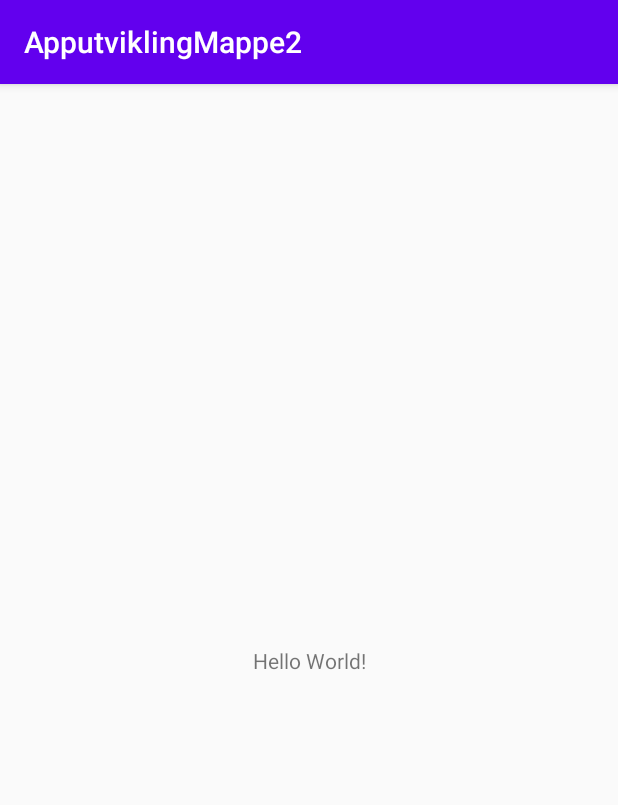
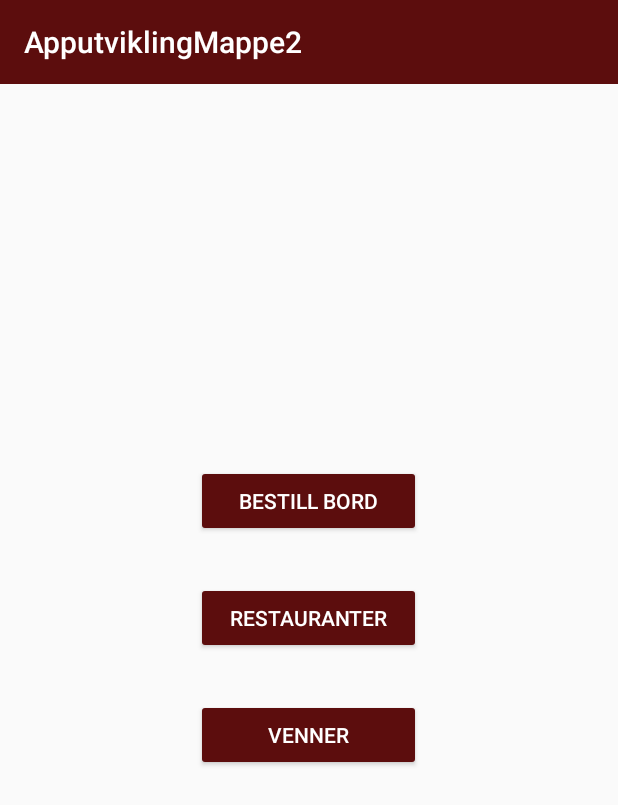
Before and after one commit to WilliamNerem/ApputviklingMappe2, an Android app: the screen it shows after launch (MainActivity), on a phone screen of 412 x 824 dp. Shown: the top 805 px of the screen. Run offline under Robolectric (Android 15) with nearby library versions, the phone set to English and light mode, and no system bars.

Commit message:
Added top_bar

```diff
--- a/ApputviklingMappe2/app/src/main/java/com/example/apputviklingmappe2/MainActivity.java
+++ b/ApputviklingMappe2/app/src/main/java/com/example/apputviklingmappe2/MainActivity.java
@@ -1,13 +1,20 @@
 package com.example.apputviklingmappe2;
 
 import androidx.appcompat.app.AppCompatActivity;
+import androidx.appcompat.widget.Toolbar;
+
 import android.os.Bundle;
 
 public class MainActivity extends AppCompatActivity {
+
+    private Toolbar toolbar;
 
     @Override
     protected void onCreate(Bundle savedInstanceState) {
         super.onCreate(savedInstanceState);
         setContentView(R.layout.activity_main);
+        toolbar=findViewById(R.id.app_bar);
+
+        setSupportActionBar(toolbar);
     }
 }
--- a/ApputviklingMappe2/app/src/main/res/layout/activity_main.xml
+++ b/ApputviklingMappe2/app/src/main/res/layout/activity_main.xml
@@ -6,13 +6,41 @@
     android:layout_height="match_parent"
     tools:context=".MainActivity">
 
-    <TextView
-        android:layout_width="wrap_content"
-        android:layout_height="wrap_content"
-        android:text="Hello World!"
-        app:layout_constraintBottom_toBottomOf="parent"
-        app:layout_constraintLeft_toLeftOf="parent"
-        app:layout_constraintRight_toRightOf="parent"
-        app:layout_constraintTop_toTopOf="parent" />
+    <include
+        layout="@layout/top_app_bar" />
+
+    <LinearLayout
+        android:layout_width="match_parent"
+        android:layout_height="match_parent"
+        android:orientation="vertical"
+        android:gravity="center">
+
+        <Button
+            style="@style/Widget.AppCompat.Button.Colored"
+            android:id="@+id/button_start"
+            android:layout_width="wrap_content"
+            android:layout_height="wrap_content"
+            android:width="150dp"
+            android:text="Bestill bord"/>
+
+        <Button
+            style="@style/Widget.AppCompat.Button.Colored"
+            android:id="@+id/button_statistikk"
+            android:layout_width="wrap_content"
+            android:layout_height="wrap_content"
+            android:layout_marginTop="30dp"
+            android:width="150dp"
+            android:text="Restauranter" />
+
+        <Button
+            style="@style/Widget.AppCompat.Button.Colored"
+            android:id="@+id/button_preferanser"
+            android:layout_width="wrap_content"
+            android:layout_height="wrap_content"
+            android:layout_marginTop="30dp"
+            android:width="150dp"
+            android:text="Venner" />
+
+    </LinearLayout>
 
 </androidx.constraintlayout.widget.ConstraintLayout>
--- /dev/null
+++ b/ApputviklingMappe2/app/src/main/res/layout/top_app_bar.xml
@@ -0,0 +1,10 @@
+<?xml version="1.0" encoding="utf-8"?>
+<androidx.appcompat.widget.Toolbar xmlns:android="http://schemas.android.com/apk/res/android"
+    xmlns:app="http://schemas.android.com/apk/res-auto"
+    android:layout_width="match_parent"
+    android:layout_height="?attr/actionBarSize"
+    android:background="@color/dark_red"
+    android:id="@+id/app_bar"
+    android:theme="@style/ThemeOverlay.AppCompat.Dark">
+
+</androidx.appcompat.widget.Toolbar>
--- a/ApputviklingMappe2/app/src/main/res/values/colors.xml
+++ b/ApputviklingMappe2/app/src/main/res/values/colors.xml
@@ -7,4 +7,5 @@
     <color name="teal_700">#FF018786</color>
     <color name="black">#FF000000</color>
     <color name="white">#FFFFFFFF</color>
+    <color name="dark_red">#5c0d0d</color>
 </resources>
--- a/ApputviklingMappe2/app/src/main/res/values/themes.xml
+++ b/ApputviklingMappe2/app/src/main/res/values/themes.xml
@@ -1,10 +1,10 @@
 <resources xmlns:tools="http://schemas.android.com/tools">
     <!-- Base application theme. -->
-    <style name="Theme.ApputviklingMappe2" parent="Theme.AppCompat.Light.DarkActionBar">
+    <style name="Theme.ApputviklingMappe2" parent="Theme.AppCompat.Light.NoActionBar">
         <!-- Primary brand color. -->
-        <item name="colorPrimary">@color/purple_500</item>
-        <item name="colorPrimaryDark">@color/purple_700</item>
-        <item name="colorAccent">@color/teal_200</item>
+        <item name="colorPrimary">#5c0d0d</item>
+        <item name="colorPrimaryDark">#923434</item>
+        <item name="colorAccent">#5c0d0d</item>
         <!-- Customize your theme here. -->
     </style>
 </resources>
```
